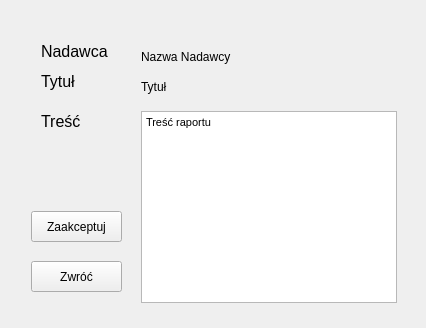
Above: project_managment/project_managment/raport_edycja_okno.ui from Sleyn2/IO_projectmanagement before the change. Below: the same form after it.
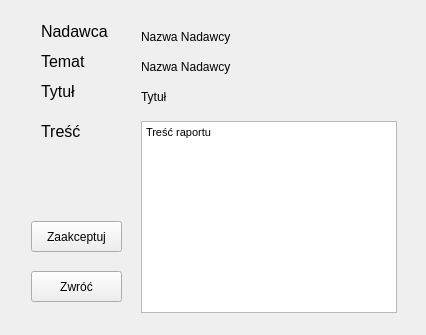
That is the form after the change. The open tabs and pages were chosen to show the change.

```diff
--- a/project_managment/project_managment/raport_edycja_okno.ui
+++ b/project_managment/project_managment/raport_edycja_okno.ui
@@ -7,7 +7,7 @@
     <x>0</x>
     <y>0</y>
     <width>426</width>
-    <height>328</height>
+    <height>335</height>
    </rect>
   </property>
   <property name="windowTitle">
@@ -21,7 +21,7 @@
        <property name="geometry">
         <rect>
          <x>30</x>
-         <y>100</y>
+         <y>110</y>
          <width>71</width>
          <height>21</height>
         </rect>
@@ -39,7 +39,7 @@
        <property name="geometry">
         <rect>
          <x>30</x>
-         <y>30</y>
+         <y>10</y>
          <width>71</width>
          <height>21</height>
         </rect>
@@ -57,7 +57,7 @@
        <property name="geometry">
         <rect>
          <x>20</x>
-         <y>200</y>
+         <y>210</y>
          <width>91</width>
          <height>31</height>
         </rect>
@@ -70,7 +70,7 @@
        <property name="geometry">
         <rect>
          <x>20</x>
-         <y>250</y>
+         <y>260</y>
          <width>91</width>
          <height>31</height>
         </rect>
@@ -83,8 +83,8 @@
        <property name="geometry">
         <rect>
          <x>130</x>
-         <y>30</y>
-         <width>101</width>
+         <y>10</y>
+         <width>251</width>
          <height>31</height>
         </rect>
        </property>
@@ -96,7 +96,7 @@
        <property name="geometry">
         <rect>
          <x>130</x>
-         <y>100</y>
+         <y>110</y>
          <width>256</width>
          <height>192</height>
         </rect>
@@ -113,7 +113,7 @@
        <property name="geometry">
         <rect>
          <x>30</x>
-         <y>60</y>
+         <y>70</y>
          <width>71</width>
          <height>21</height>
         </rect>
@@ -131,8 +131,8 @@
        <property name="geometry">
         <rect>
          <x>130</x>
-         <y>60</y>
-         <width>101</width>
+         <y>70</y>
+         <width>251</width>
          <height>31</height>
         </rect>
        </property>
@@ -140,6 +140,37 @@
         <string>Tytuł</string>
        </property>
       </widget>
+      <widget class="QLabel" name="labelTematCzego">
+       <property name="geometry">
+        <rect>
+         <x>30</x>
+         <y>40</y>
+         <width>71</width>
+         <height>21</height>
+        </rect>
+       </property>
+       <property name="font">
+        <font>
+         <pointsize>12</pointsize>
+        </font>
+       </property>
+       <property name="text">
+        <string>Temat </string>
+       </property>
+      </widget>
+      <widget class="QLabel" name="labelTemat">
+       <property name="geometry">
+        <rect>
+         <x>130</x>
+         <y>40</y>
+         <width>251</width>
+         <height>31</height>
+        </rect>
+       </property>
+       <property name="text">
+        <string>Nazwa Nadawcy</string>
+       </property>
+      </widget>
      </widget>
      <widget class="QWidget" name="page_2"/>
     </widget>
```
Left out of the diff: 51 changed lines with no effect on the pictures.
